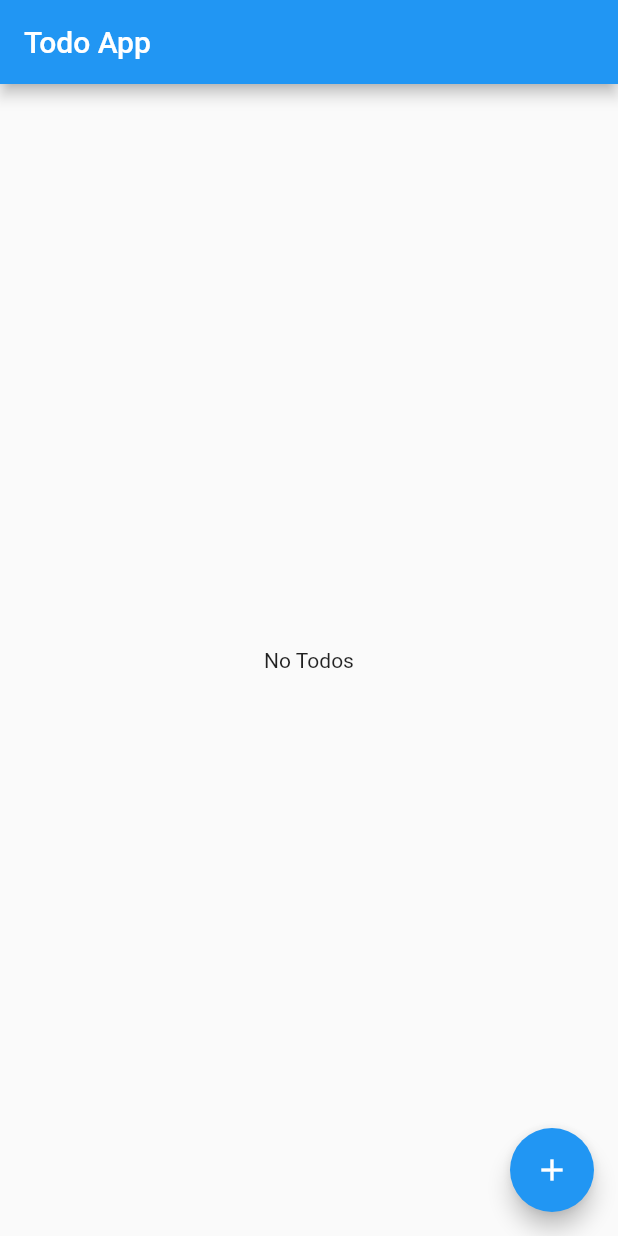
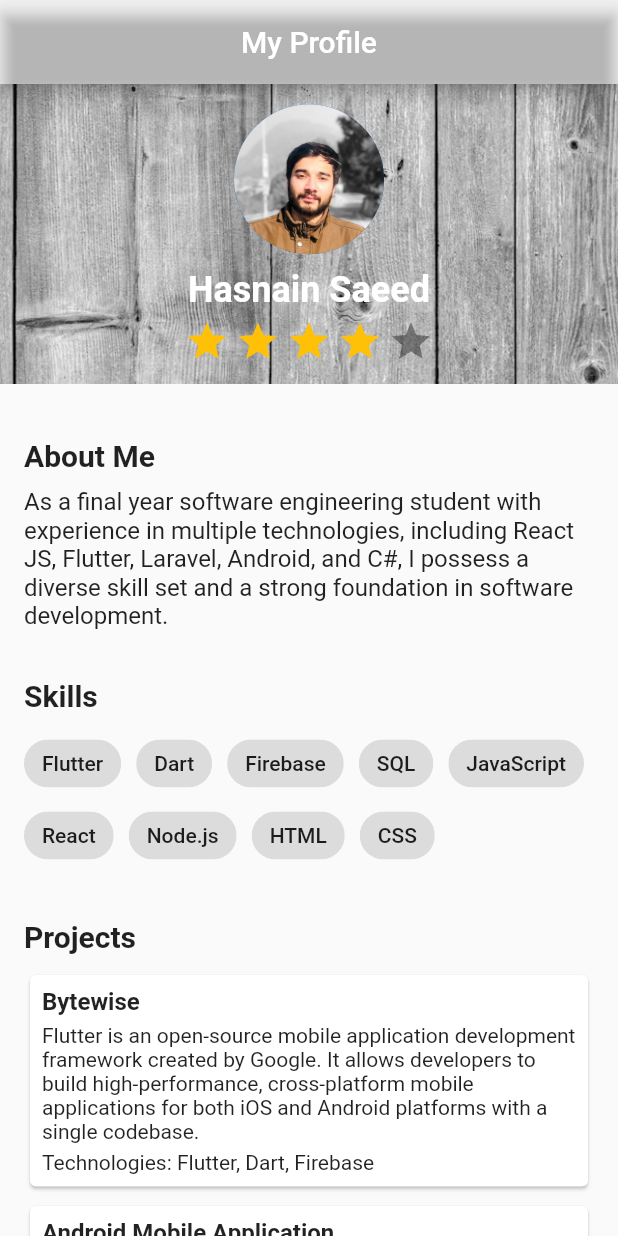
Before and after one commit to hasnains11/bytewise, a Flutter app: the screen it shows after launch, on a phone screen of 412 x 824 dp. Run offline on Flutter 3.47's test engine with Material 2 defaults, Android fonts, the phone set to English and light mode, and no system bars; drawn by our look-alikes of flutter_rating_bar; our stand-ins replace flutter_svg, sqflite; accounts and stored records are empty.

Commit message:
task 7 done

```diff
--- a/lib/main.dart
+++ b/lib/main.dart
@@ -1,6 +1,5 @@
+import 'package:bytewise/task7/myProfile.dart';
 import 'package:bytewise/task8/database.dart';
-import 'package:bytewise/task8/todoApp.dart';
-import 'package:bytewise/welcome_screen.dart';
 import 'package:flutter/material.dart';
 import 'package:sqflite/sqflite.dart';
 import 'package:path/path.dart';
@@ -18,7 +17,7 @@ class MyApp extends StatelessWidget {
   // This widget is the root of your application.
   @override
   Widget build(BuildContext context) {
-    return const MaterialApp(home: TodoApp());
+    return MaterialApp(home: MyProfile());
     // return MaterialApp(
     //   title: 'Flutter Demo',
     //   theme: ThemeData(
--- /dev/null
+++ b/lib/task7/myProfile.dart
@@ -0,0 +1,250 @@
+import 'package:flutter/material.dart';
+import 'package:flutter_rating_bar/flutter_rating_bar.dart';
+
+class MyProfile extends StatelessWidget {
+  @override
+  Widget build(BuildContext context) {
+    return Scaffold(
+      appBar: AppBar(
+        title: Center(
+          child: Text(
+            'My Profile',
+          ),
+        ),
+        backgroundColor: Colors.transparent,
+      ),
+      body: SingleChildScrollView(
+        child: Column(
+          crossAxisAlignment: CrossAxisAlignment.stretch,
+          children: [
+            Container(
+              height: 200,
+              decoration: BoxDecoration(
+                image: DecorationImage(
+                  colorFilter: ColorFilter.mode(
+                      Colors.black.withOpacity(1), BlendMode.color),
+                  image: AssetImage('assets/images/background.jpg'),
+                  fit: BoxFit.cover,
+                ),
+              ),
+              child: Column(
+                mainAxisAlignment: MainAxisAlignment.center,
+                children: [
+                  CircleAvatar(
+                    radius: 50,
+                    backgroundImage: AssetImage('assets/images/profile.png'),
+                  ),
+                  SizedBox(height: 10),
+                  Text(
+                    'Hasnain Saeed',
+                    style: TextStyle(
+                      color: Colors.white,
+                      fontSize: 24,
+                      fontWeight: FontWeight.bold,
+                    ),
+                  ),
+                  SizedBox(height: 5),
+                  RatingBar.builder(
+                    itemSize: 30,
+                    initialRating: 4,
+                    minRating: 1,
+                    direction: Axis.horizontal,
+                    allowHalfRating: true,
+                    itemCount: 5,
+                    itemPadding: EdgeInsets.symmetric(horizontal: 2.0),
+                    itemBuilder: (context, _) => Icon(
+                      Icons.star,
+                      color: Colors.amber,
+                    ),
+                    onRatingUpdate: (rating) {
+                      print(rating);
+                    },
+                  ),
+                ],
+              ),
+            ),
+            SizedBox(height: 20),
+            Padding(
+              padding: const EdgeInsets.all(16.0),
+              child: Column(
+                crossAxisAlignment: CrossAxisAlignment.start,
+                children: [
+                  Text(
+                    'About Me',
+                    style: TextStyle(
+                      fontSize: 20,
+                      fontWeight: FontWeight.bold,
+                    ),
+                  ),
+                  SizedBox(height: 10),
+                  Text(
+                    'As a final year software engineering student with experience in multiple technologies, '
+                    'including React JS, Flutter, Laravel, Android, and C#, I possess a diverse skill set and a strong '
+                    'foundation in software development.',
+                    style: TextStyle(fontSize: 16),
+                  ),
+                ],
+              ),
+            ),
+            SizedBox(height: 0),
+            Padding(
+              padding: const EdgeInsets.all(16.0),
+              child: Column(
+                crossAxisAlignment: CrossAxisAlignment.start,
+                children: [
+                  Text(
+                    'Skills',
+                    style: TextStyle(
+                      fontSize: 20,
+                      fontWeight: FontWeight.bold,
+                    ),
+                  ),
+                  SizedBox(height: 10),
+                  Wrap(
+                    spacing: 10,
+                    children: [
+                      Chip(
+                        label: Text('Flutter'),
+                      ),
+                      Chip(
+                        label: Text('Dart'),
+                      ),
+                      Chip(
+                        label: Text('Firebase'),
+                      ),
+                      Chip(
+                        label: Text('SQL'),
+                      ),
+                      Chip(
+                        label: Text('JavaScript'),
+                      ),
+                      Chip(
+                        label: Text('React'),
+                      ),
+                      Chip(
+                        label: Text('Node.js'),
+                      ),
+                      Chip(
+                        label: Text('HTML'),
+                      ),
+                      Chip(
+                        label: Text('CSS'),
+                      ),
+                    ],
+                  ),
+                ],
+              ),
+            ),
+            SizedBox(height: 0),
+            Padding(
+              padding: const EdgeInsets.all(16.0),
+              child: Column(
+                crossAxisAlignment: CrossAxisAlignment.start,
+                children: [
+                  Text(
+                    'Projects',
+                    style: TextStyle(
+                      fontSize: 20,
+                      fontWeight: FontWeight.bold,
+                    ),
+                  ),
+                  SizedBox(height: 10),
+                  Card(
+                    child: Padding(
+                      padding: const EdgeInsets.all(8.0),
+                      child: Column(
+                        crossAxisAlignment: CrossAxisAlignment.start,
+                        children: [
+                          Text(
+                            'Bytewise',
+                            style: TextStyle(
+                              fontSize: 16,
+                              fontWeight: FontWeight.bold,
+                            ),
+                          ),
+                          SizedBox(height: 5),
+                          Text(
+                            'Flutter is an open-source mobile application development framework created by Google. It allows developers to build high-performance, '
+                            'cross-platform mobile applications for both iOS and Android platforms with a single codebase.',
+                            style: TextStyle(fontSize: 14),
+                          ),
+                          SizedBox(height: 5),
+                          Text(
+                            'Technologies: Flutter, Dart, Firebase',
+                            style: TextStyle(fontSize: 14),
+                          ),
+                        ],
+                      ),
+                    ),
+                  ),
+                  SizedBox(
+                    height: 5,
+                  ),
+                  Card(
+                    child: Padding(
+                      padding: const EdgeInsets.all(8.0),
+                      child: Column(
+                        crossAxisAlignment: CrossAxisAlignment.start,
+                        children: [
+                          Text(
+                            'Android Mobile Application',
+                            style: TextStyle(
+                              fontSize: 16,
+                              fontWeight: FontWeight.bold,
+                            ),
+                          ),
+                          SizedBox(height: 5),
+                          Text(
+                            'Flutter is an open-source mobile application development framework created by Google. It allows developers to build high-performance, '
+                            'cross-platform mobile applications for both iOS and Android platforms with a single codebase.',
+                            style: TextStyle(fontSize: 14),
+                          ),
+                          SizedBox(height: 5),
+                          Text(
+                            'Technologies: Flutter, Dart, Firebase',
+                            style: TextStyle(fontSize: 14),
+                          ),
+                        ],
+                      ),
+                    ),
+                  ),
+                  SizedBox(
+                    height: 5,
+                  ),
+                  Card(
+                    child: Padding(
+                      padding: const EdgeInsets.all(8.0),
+                      child: Column(
+                        crossAxisAlignment: CrossAxisAlignment.start,
+                        children: [
+                          Text(
+                            'Web Application in React JS',
+                            style: TextStyle(
+                              fontSize: 16,
+                              fontWeight: FontWeight.bold,
+                            ),
+                          ),
+                          SizedBox(height: 5),
+                          Text(
+                            'Flutter is an open-source mobile application development framework created by Google. It allows developers to build high-performance, '
+                            'cross-platform mobile applications for both iOS and Android platforms with a single codebase.',
+                            style: TextStyle(fontSize: 14),
+                          ),
+                          SizedBox(height: 5),
+                          Text(
+                            'Technologies: Flutter, Dart, Firebase',
+                            style: TextStyle(fontSize: 14),
+                          ),
+                        ],
+                      ),
+                    ),
+                  ),
+                ],
+              ),
+            ),
+          ],
+        ),
+      ),
+    );
+  }
+}
--- a/pubspec.yaml
+++ b/pubspec.yaml
@@ -36,6 +36,7 @@ dependencies:
   cupertino_icons: ^1.0.2
   flutter_svg: ^1.1.6
   sqflite: ^2.0.0+1
+  flutter_rating_bar: ^4.0.1
 
 dev_dependencies:
   flutter_test:
@@ -62,6 +63,7 @@ flutter:
   # To add assets to your application, add an assets section, like this:
   assets:
    - assets/
+   - assets/images/
   #   - images/a_dot_ham.jpeg
 
   # An image asset can refer to one or more resolution-specific "variants", see
```
Also changed, not shown: assets/images/background.jpg (added), assets/images/background.png (added), assets/images/profile.png (added), pubspec.lock.
